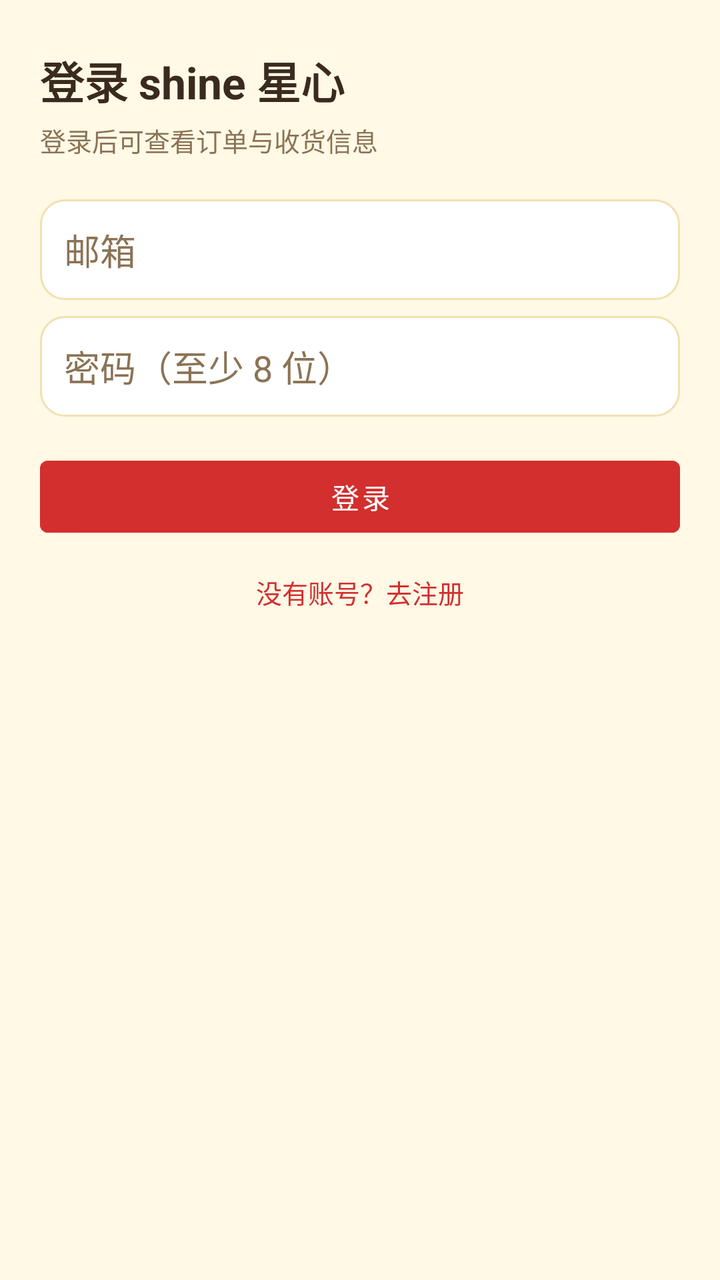
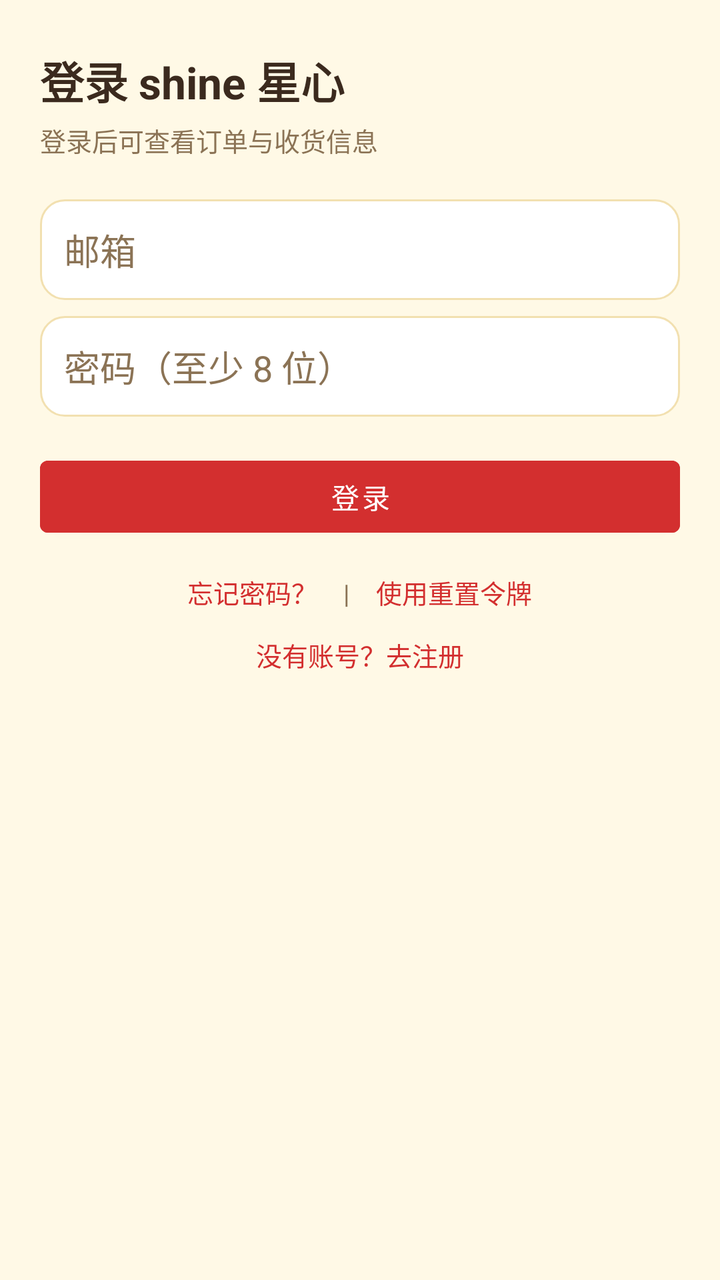

Before-and-after screenshots of an Android layout around one commit, followed by the original layout XML and the change that was made.
<!-- AndroidManifest.xml: application theme Theme.ShineApp -->
<!-- res/layout/fragment_account.xml -->
<?xml version="1.0" encoding="utf-8"?>
<ScrollView xmlns:android="http://schemas.android.com/apk/res/android"
    android:layout_width="match_parent" android:layout_height="match_parent"
    android:background="@color/shine_bg" android:fillViewport="true">

    <LinearLayout android:layout_width="match_parent" android:layout_height="wrap_content"
        android:orientation="vertical" android:paddingStart="20dp" android:paddingEnd="20dp"
        android:paddingTop="24dp" android:paddingBottom="32dp">

        
        <LinearLayout android:id="@+id/login_layout" android:layout_width="match_parent"
            android:layout_height="wrap_content" android:orientation="vertical">

            <TextView android:layout_width="wrap_content" android:layout_height="wrap_content"
                android:text="登录 shine 星心" android:textSize="22sp" android:textStyle="bold"
                android:textColor="@color/shine_text"/>

            <TextView android:layout_width="wrap_content" android:layout_height="wrap_content"
                android:layout_marginTop="4dp" android:text="登录后可查看订单与收货信息" android:textSize="13sp"
                android:textColor="@color/shine_sub"/>

            <EditText android:id="@+id/et_email" android:layout_width="match_parent"
                android:layout_height="wrap_content" android:layout_marginTop="20dp" android:hint="邮箱"
                android:inputType="textEmailAddress" android:background="@drawable/bg_input"
                android:padding="12dp" android:textColor="@color/shine_text" android:textColorHint="@color/shine_sub"/>

            <EditText android:id="@+id/et_password" android:layout_width="match_parent"
                android:layout_height="wrap_content" android:layout_marginTop="8dp" android:hint="密码（至少 8 位）"
                android:inputType="textPassword" android:background="@drawable/bg_input"
                android:padding="12dp" android:textColor="@color/shine_text" android:textColorHint="@color/shine_sub"/>

            <EditText android:id="@+id/et_name" android:layout_width="match_parent"
                android:layout_height="wrap_content" android:layout_marginTop="8dp" android:hint="昵称 / 收货人姓名（注册用）"
                android:inputType="textPersonName" android:background="@drawable/bg_input"
                android:padding="12dp" android:textColor="@color/shine_text" android:textColorHint="@color/shine_sub"
                android:visibility="gone"/>

            <TextView android:id="@+id/tv_error" android:layout_width="match_parent"
                android:layout_height="wrap_content" android:layout_marginTop="8dp" android:textColor="@color/shine_pink"
                android:textSize="12.5sp" android:visibility="gone"/>

            <Button android:id="@+id/btn_submit" android:layout_width="match_parent"
                android:layout_height="wrap_content" android:layout_marginTop="16dp"
                android:text="登录" android:textColor="@color/shine_on_red" android:backgroundTint="@color/shine_pink"/>

            <TextView android:id="@+id/tv_toggle" android:layout_width="wrap_content"
                android:layout_height="wrap_content" android:layout_marginTop="14dp" android:layout_gravity="center_horizontal"
                android:text="没有账号？去注册" android:textSize="13sp" android:textColor="@color/shine_pink"/>
        </LinearLayout>

        
        <LinearLayout android:id="@+id/profile_layout" android:layout_width="match_parent"
            android:layout_height="wrap_content" android:orientation="vertical" android:visibility="gone">

            <TextView android:id="@+id/tv_name" android:layout_width="wrap_content" android:layout_height="wrap_content"
                android:textSize="22sp" android:textStyle="bold" android:textColor="@color/shine_text"/>

            <TextView android:id="@+id/tv_email" android:layout_width="wrap_content" android:layout_height="wrap_content"
                android:layout_marginTop="2dp" android:textSize="13sp" android:textColor="@color/shine_sub"/>

            
            <LinearLayout android:id="@+id/menu_container" android:layout_width="match_parent"
                android:layout_height="wrap_content" android:orientation="vertical"
                android:layout_marginTop="12dp"/>

            <Button android:id="@+id/btn_logout" android:layout_width="match_parent"
                android:layout_height="wrap_content" android:layout_marginTop="24dp"
                android:text="退出登录" android:textColor="@color/shine_pink"
                style="@style/Widget.MaterialComponents.Button.OutlinedButton"/>
        </LinearLayout>

        <ProgressBar android:id="@+id/pb" android:layout_width="28dp" android:layout_height="28dp"
            android:layout_gravity="center_horizontal" android:layout_marginTop="24dp"
            android:indeterminateTint="@color/shine_pink" android:visibility="gone"/>
    </LinearLayout>
</ScrollView>
<!-- resources referenced by this layout -->
<resources>
  <color name="shine_bg">#FFFFF9E6</color>
  <color name="shine_on_red">#FFFFFFFF</color>
  <color name="shine_pink">#FFD32F2F</color>
  <color name="shine_sub">#FF8B7355</color>
  <color name="shine_text">#FF3B2A1E</color>
  <!-- drawable bg_input (drawable) -->
  <?xml version="1.0" encoding="utf-8"?>
  <shape xmlns:android="http://schemas.android.com/apk/res/android" android:shape="rectangle">
      <solid android:color="@color/shine_surface"/>
      <corners android:radius="12dp"/>
      <stroke android:width="1dp" android:color="@color/shine_yellow_line"/>
  </shape>
  <style name="Theme.ShineApp" parent="Theme.MaterialComponents.DayNight.NoActionBar">
          <item name="colorPrimary">@color/shine_pink</item>
          <item name="colorPrimaryVariant">@color/shine_pink_dark</item>
          <item name="colorOnPrimary">@color/shine_on_red</item>
          <item name="colorSecondary">@color/shine_mint</item>
          <item name="colorSecondaryVariant">@color/shine_mint_dark</item>
          <item name="colorSurface">@color/shine_surface</item>
          <item name="android:colorBackground">@color/shine_bg</item>
          <item name="android:textColorPrimary">@color/shine_text</item>
          <item name="android:textColorSecondary">@color/shine_sub</item>
          
          <item name="android:statusBarColor">@color/shine_bg</item>
          <item name="android:navigationBarColor">@color/shine_surface</item>
          <item name="android:windowLightStatusBar">true</item>
          <item name="android:windowLightNavigationBar" tools:targetApi="27">true</item>
          <item name="android:windowBackground">@color/shine_bg</item>
      </style>
  <color name="shine_surface">#FFFFFFFF</color>
  <color name="shine_yellow_line">#FFF2E0B0</color>
  <color name="shine_pink_dark">#FFB71C1C</color>
  <color name="shine_mint">#FFFFD54F</color>
  <color name="shine_mint_dark">#FFB26A00</color>
</resources>

<!-- the commit's change to res/layout/fragment_account.xml (unified diff, before → after) -->
@@ -43,8 +43,20 @@
                 android:layout_height="wrap_content" android:layout_marginTop="16dp"
                 android:text="登录" android:textColor="@color/shine_on_red" android:backgroundTint="@color/shine_pink"/>
 
+            <LinearLayout android:layout_width="match_parent" android:layout_height="wrap_content"
+                android:orientation="horizontal" android:gravity="center_horizontal" android:layout_marginTop="14dp">
+                <TextView android:id="@+id/tv_forgot" android:layout_width="wrap_content"
+                    android:layout_height="wrap_content" android:text="忘记密码？" android:textSize="13sp"
+                    android:textColor="@color/shine_pink"/>
+                <TextView android:layout_width="wrap_content" android:layout_height="wrap_content"
+                    android:text="　|　" android:textSize="13sp" android:textColor="@color/shine_sub"/>
+                <TextView android:id="@+id/tv_reset" android:layout_width="wrap_content"
+                    android:layout_height="wrap_content" android:text="使用重置令牌" android:textSize="13sp"
+                    android:textColor="@color/shine_pink"/>
+            </LinearLayout>
+
             <TextView android:id="@+id/tv_toggle" android:layout_width="wrap_content"
-                android:layout_height="wrap_content" android:layout_marginTop="14dp" android:layout_gravity="center_horizontal"
+                android:layout_height="wrap_content" android:layout_marginTop="12dp" android:layout_gravity="center_horizontal"
                 android:text="没有账号？去注册" android:textSize="13sp" android:textColor="@color/shine_pink"/>
         </LinearLayout>
 
